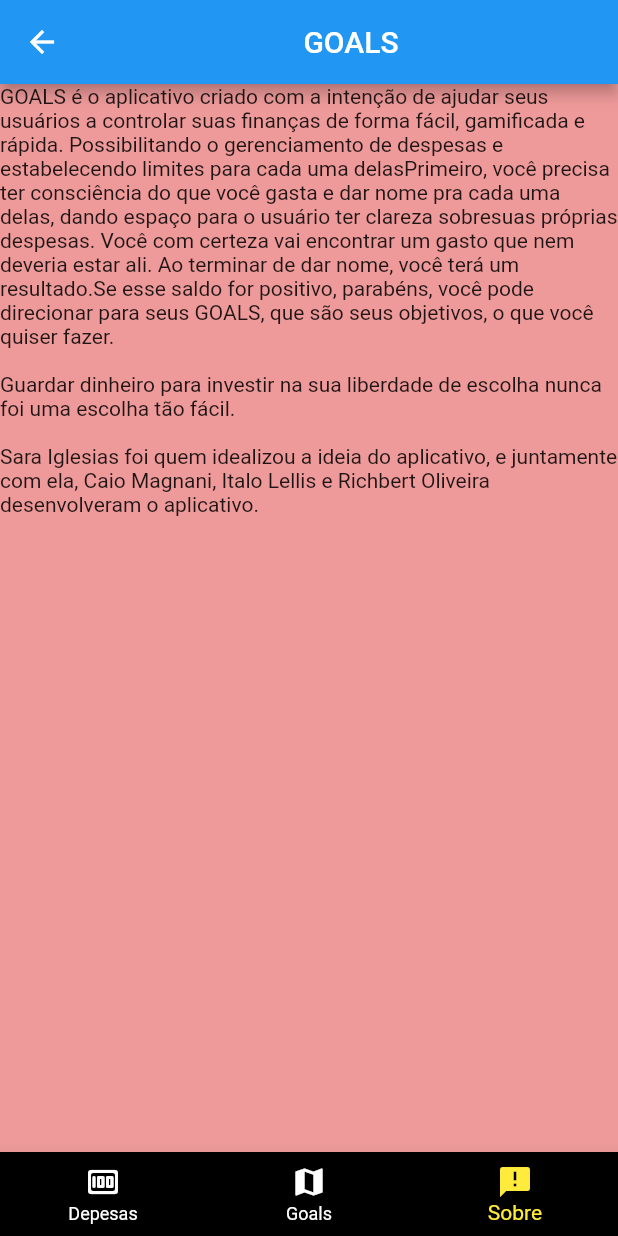
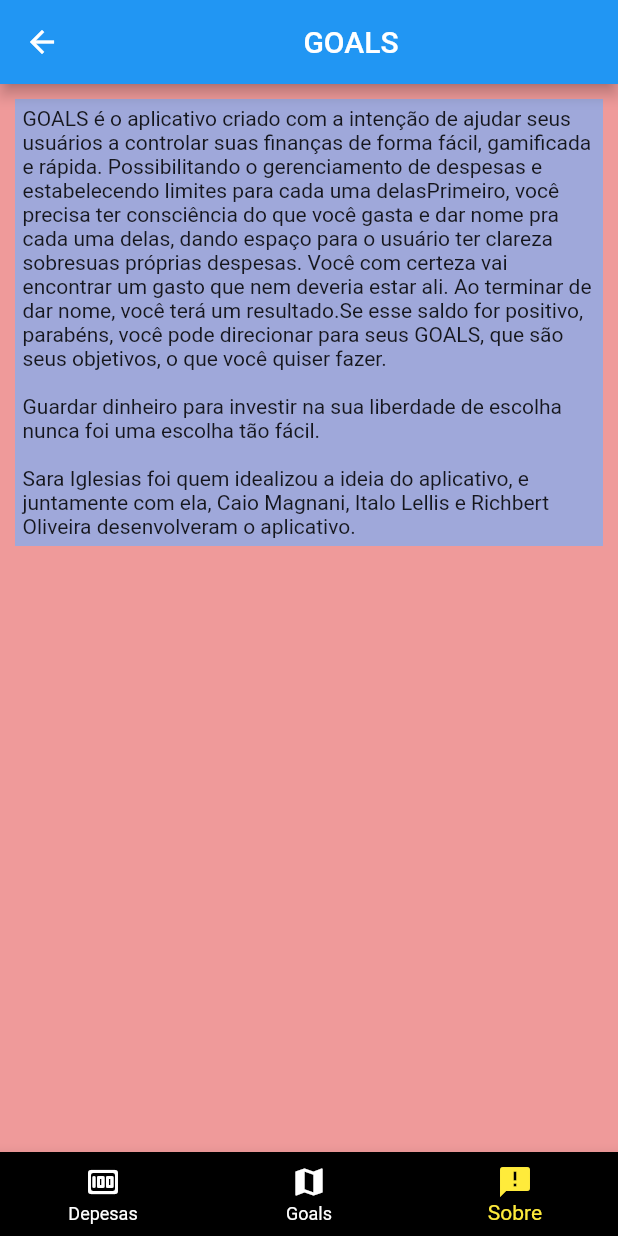
Before and after one commit to RichbertOliveira/GOALS, a Flutter app: the Inicio screen opened directly, item 3 of the bottom bar chosen, on a phone screen of 412 x 824 dp. Run offline on Flutter 3.47's test engine with Material 2 defaults, Android fonts, the light colour scheme and no system bars; our stand-ins replace email_validator.

Commit message:
Atualização de estilo da página sobre

```diff
--- a/codigo/lib/Sobre.dart
+++ b/codigo/lib/Sobre.dart
@@ -8,14 +8,26 @@ class Sobre extends StatelessWidget {
   @override
   Widget build(BuildContext context) {
     return Container(
-      child: Text("GOALS é o aplicativo criado com a intenção de ajudar seus usuários a controlar suas finanças de forma fácil, "
+      child: Column(
+        children: [
+          Container(
+            margin: const EdgeInsets.all(10.0),
+            padding: const EdgeInsets.all(5.0),
+            color: Colors.indigo[200],
+            child: const Text(
+                "GOALS é o aplicativo criado com a intenção de ajudar seus usuários a controlar suas finanças de forma fácil, "
                 "gamificada e rápida. Possibilitando o gerenciamento de despesas e estabelecendo limites para cada uma delas"
                 "Primeiro, você precisa ter consciência do que você gasta e dar nome pra cada uma delas, dando espaço para o usuário ter clareza sobre"
                 "suas próprias despesas. Você com certeza vai encontrar um gasto que nem deveria estar ali. Ao terminar de dar nome, você terá um resultado."
                 "Se esse saldo for positivo, parabéns, você pode direcionar para seus GOALS, que são seus objetivos, o que você quiser fazer."
                 "\n\nGuardar dinheiro para investir na sua liberdade de escolha nunca foi uma escolha tão fácil."
                 "\n\nSara Iglesias foi quem idealizou a ideia do aplicativo, e juntamente com ela, Caio Magnani, Italo Lellis e Richbert Oliveira"
-          " desenvolveram o aplicativo."),
+                " desenvolveram o aplicativo.",
+            ),
+          ),
+
+        ],
+      ),
     );
   }
 }
```
Lines whose indentation alone changed are shown as unchanged.
